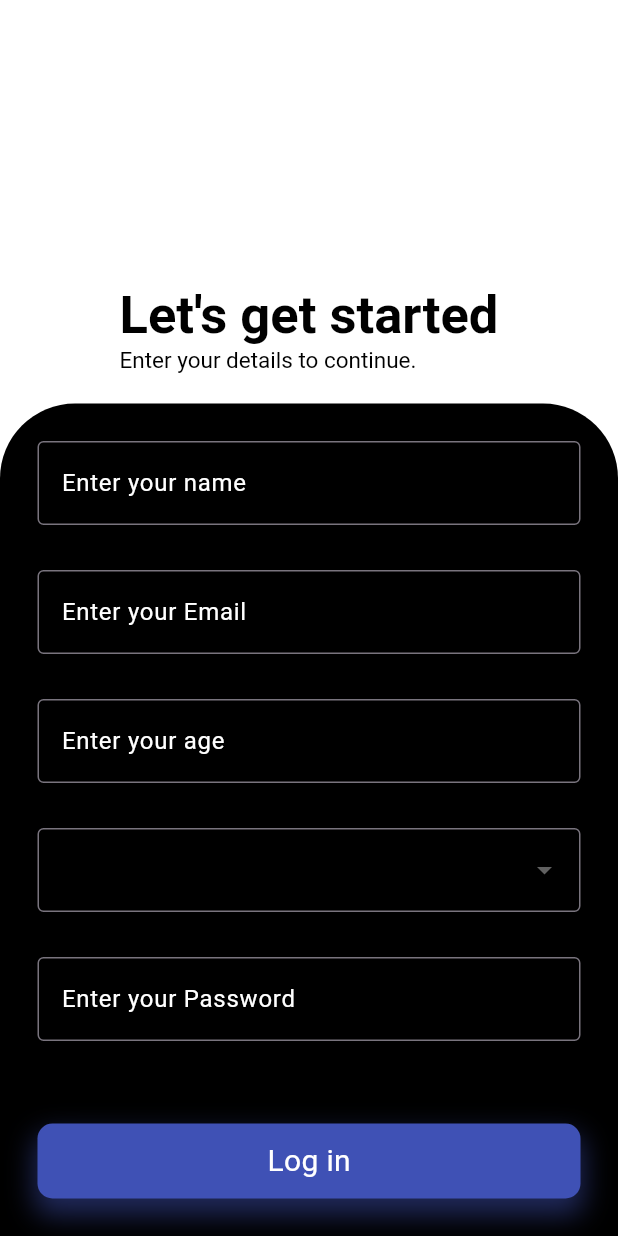
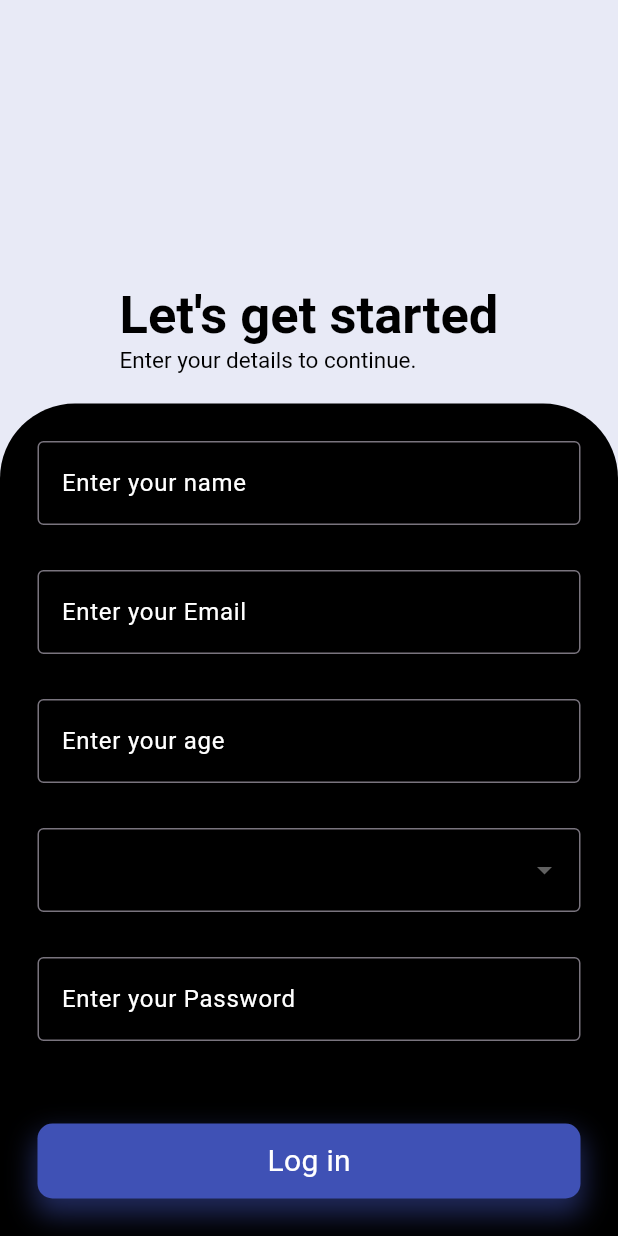
Before and after one commit to ZainR10/Flutter-Rooms, a Flutter app: the screen it shows after launch, on a phone screen of 412 x 824 dp. Run offline on Flutter 3.47's test engine with Material 3 defaults, Android fonts, the phone set to English and light mode, and no system bars; drawn by our look-alikes of flutter_animate; our stand-ins replace shared_preferences.

Commit message:
color changes

```diff
--- a/lib/main/login.dart
+++ b/lib/main/login.dart
@@ -26,7 +26,7 @@ class _LoginState extends State<Login> {
   @override
   Widget build(BuildContext context) {
     return Scaffold(
-      backgroundColor: Colors.white,
+      backgroundColor: Colors.indigo[50],
       body: Column(
         mainAxisAlignment: MainAxisAlignment.end,
         crossAxisAlignment: CrossAxisAlignment.center,
--- a/lib/main/splash_screen.dart
+++ b/lib/main/splash_screen.dart
@@ -28,11 +28,11 @@ class _SplashScreenState extends State<SplashScreen> {
     bool isLogin = sp.getBool('isLogin') ?? false;
 
     if (isLogin) {
-      Timer(const Duration(seconds: 2), () {
+      Timer(const Duration(seconds: 4), () {
         Navigator.pushNamed(context, RoutesName.Info);
       });
     } else {
-      Timer(const Duration(seconds: 2), () {
+      Timer(const Duration(seconds: 4), () {
         Navigator.pushNamed(context, RoutesName.Login);
       });
     }
```
